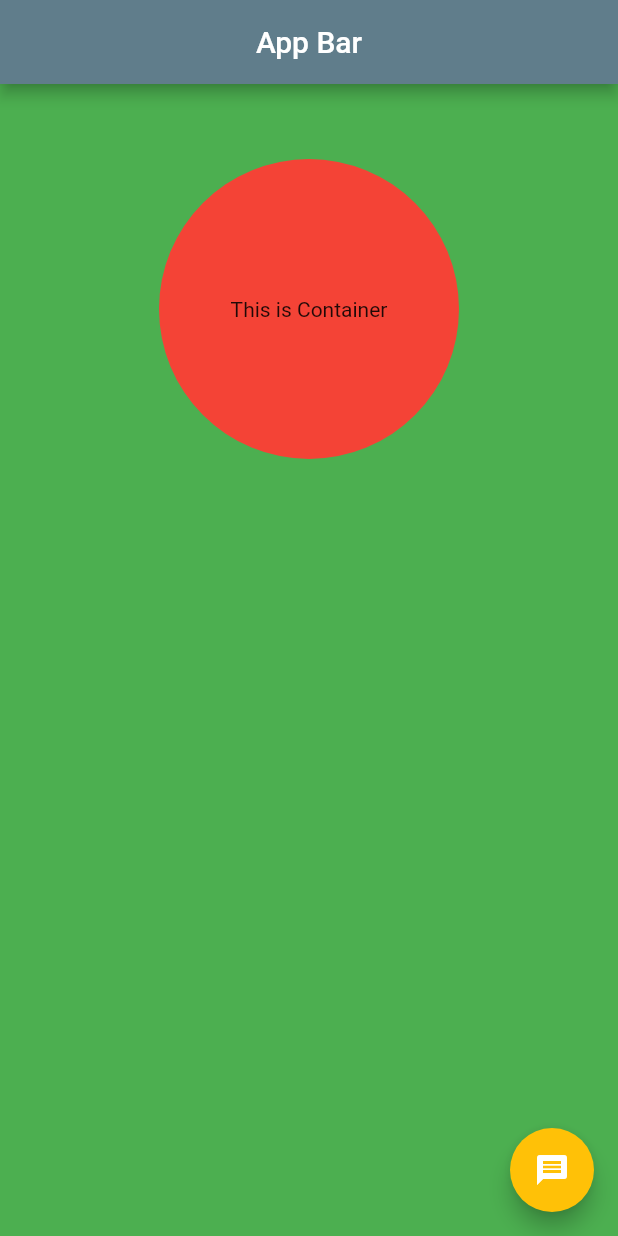
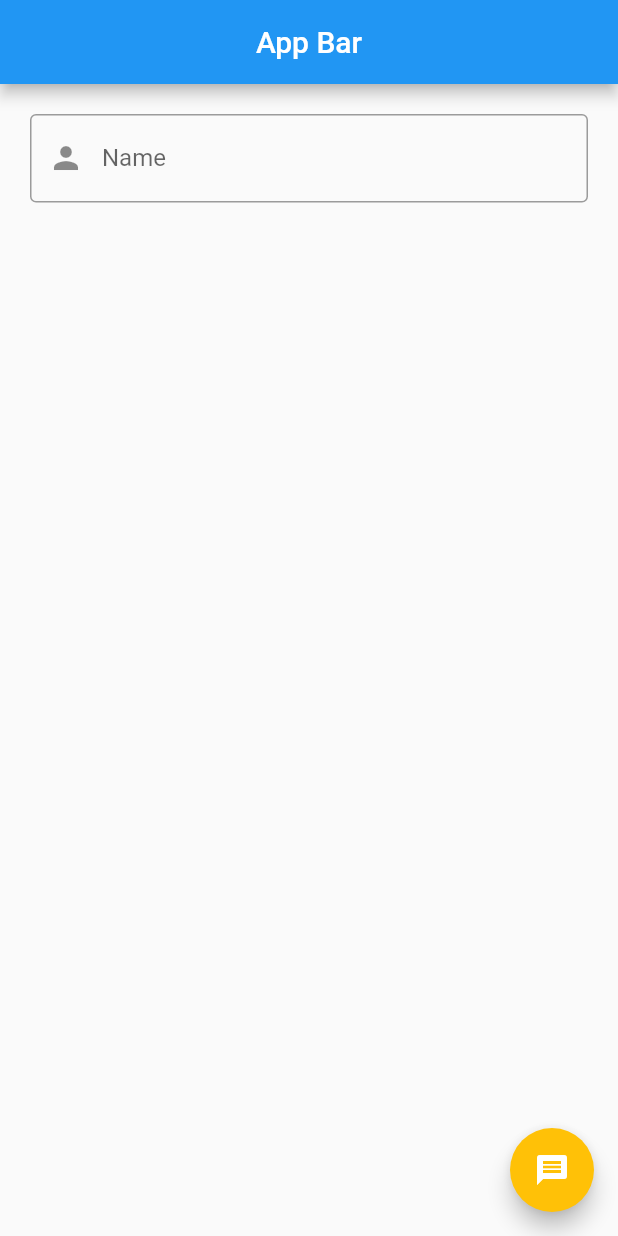
Before and after one commit to mdarafat1819/learn_flutter, a Flutter app: the screen it shows after launch, on a phone screen of 412 x 824 dp. Run offline on Flutter 3.47's test engine with Material 2 defaults, Android fonts, the phone set to English and light mode, and no system bars; missing offline and left inert: dart:js.

Commit message:
TextField added

```diff
--- a/lib/main.dart
+++ b/lib/main.dart
@@ -11,27 +11,21 @@ class HomePage extends StatelessWidget {
   @override
   Widget build(BuildContext context) {
     return Scaffold(
-      backgroundColor: Colors.green,
       appBar: AppBar(
-          backgroundColor: Colors.blueGrey,
           title: Text("App Bar"),
           centerTitle: true),
-          body:Container(
-            height: 300,
-            alignment: Alignment.center,
-            child:  Container(
-            child: Text("This is Container"),
-            alignment: Alignment.center,
-            width: 200,
-            height: 200,
-            padding: EdgeInsets.all(20),
-            decoration: BoxDecoration(
-              shape: BoxShape.circle,
-              color: Colors.red,
-            ),
-          ),
-
-          ),
+      body: Container(
+          margin: EdgeInsets.all(20),
+          child: TextField(
+            decoration: InputDecoration(
+                labelText: "Name",
+                prefixIcon: Icon(Icons.person),
+                border: OutlineInputBorder(),
+                hintText: "Enter Your Full Name"),
+            onChanged: (value) {
+              print(value);
+            },
+          )),
       floatingActionButton: FloatingActionButton(
         hoverColor: Colors.green,
         backgroundColor: Colors.amber,
```
